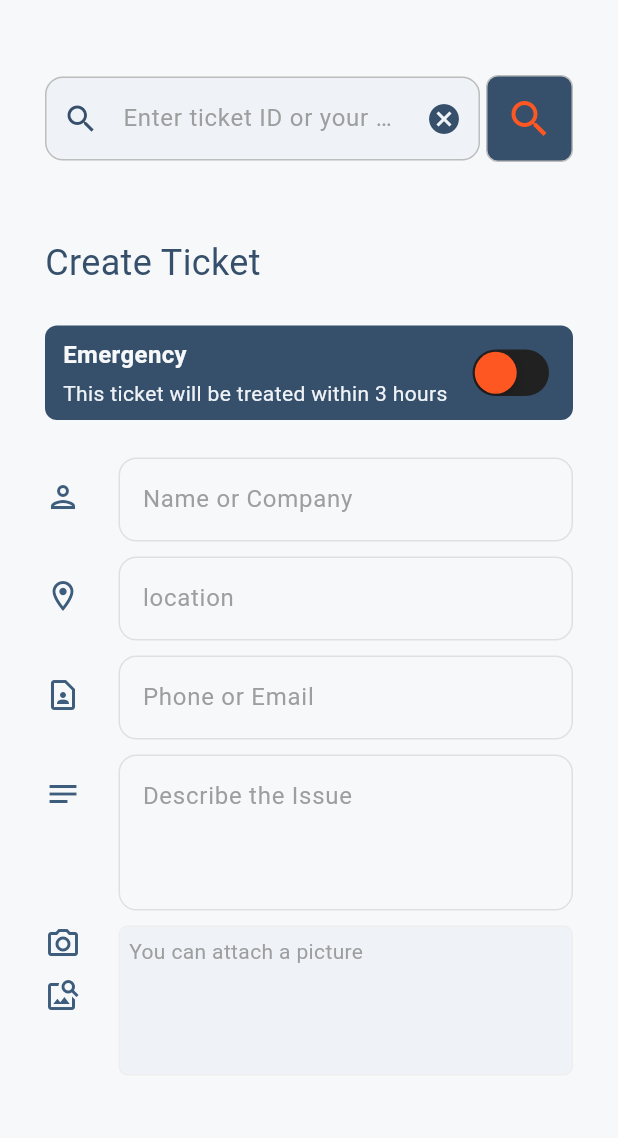
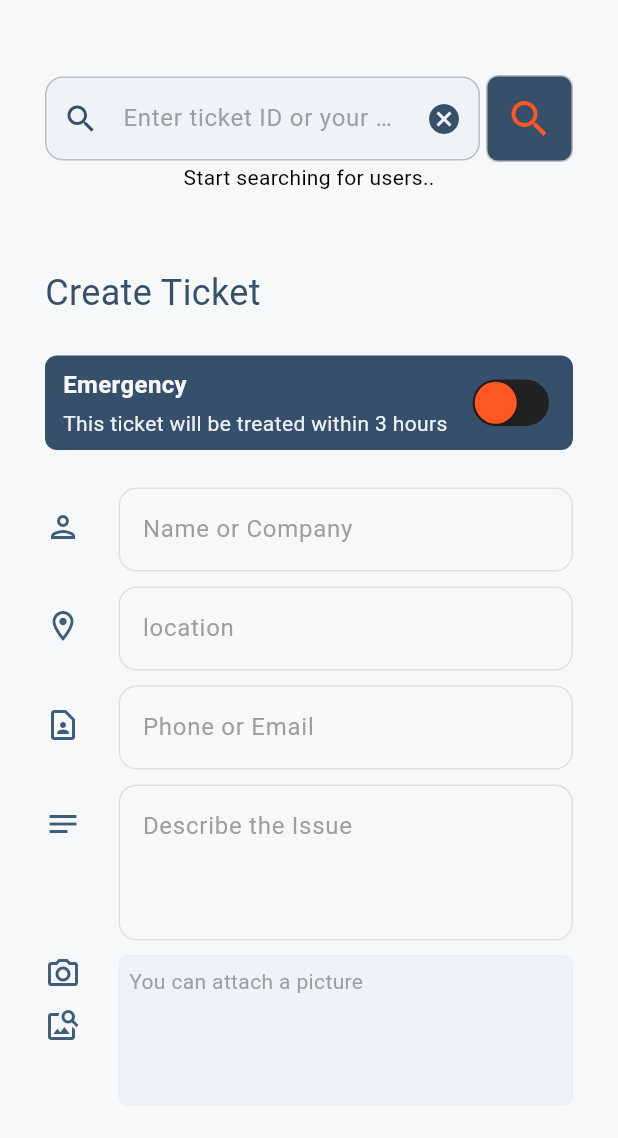
Before and after one commit to Antoine-Ringnyu/techshop, a Flutter app: the screen it shows after launch, on a phone screen of 412 x 824 dp, the part 84-1222 px from its top. Run offline on Flutter 3.47's test engine with Material 3 defaults, Android fonts, the light colour scheme and no system bars; our stand-ins replace flutter_bloc, image_picker, supabase_flutter; accounts and stored records are empty.

Commit message:
the ticket seach feature is working still have to work on the layout

```diff
--- /dev/null
+++ b/lib/app.dart
@@ -0,0 +1,25 @@
+import 'package:flutter/material.dart';
+import 'package:flutter_bloc/flutter_bloc.dart';
+import 'package:techrx/features/auth/data/auth_gate.dart';
+import 'package:techrx/features/searchTickets/data/supabase_search_repo.dart';
+import 'package:techrx/features/searchTickets/presentation/cubit/search_cubit.dart';
+import 'package:techrx/themes/light_mode.dart';
+
+class MyApp extends StatelessWidget {
+  //search repo
+  final supabaseSearchRepo = SupabaseSearchRepo();
+  MyApp({super.key});
+
+  @override
+  Widget build(BuildContext context) {
+    return BlocProvider<SearchCubit>(
+      create: (context) => SearchCubit(searchRepo: supabaseSearchRepo),
+      child: MaterialApp(
+        debugShowCheckedModeBanner: false,
+        theme: lightMode,
+        title: 'TechRx',
+        home: const AuthGate(),
+      ),
+    );
+  }
+}
--- a/lib/features/Welcome/presentation/pages/welcome_page.dart
+++ b/lib/features/Welcome/presentation/pages/welcome_page.dart
@@ -1,6 +1,7 @@
 import 'package:flutter/material.dart';
 import 'package:techrx/features/Welcome/presentation/components/sample_tickets.dart';
 import 'package:techrx/features/auth/presentation/pages/auth_page.dart';
+import 'package:techrx/features/home/presentation/components/my_drawer.dart';
 import 'package:techrx/features/searchTickets/presentation/components/search_tickets.dart';
 import 'package:techrx/features/ticket/presentation/pages/create_ticket.dart';
 
@@ -54,7 +55,7 @@ class _WelcomePageState extends State<WelcomePage> {
         ),
 
         //DRAWER
-        drawer: const Drawer(),
+        drawer: MyDrawer(),
 
         //BODY
         body: ListView(children: [
@@ -81,7 +82,7 @@ class _WelcomePageState extends State<WelcomePage> {
             child: SampleTickets(),
           ),
           Container(
-            padding: EdgeInsets.all(50),
+            padding: const EdgeInsets.all(50),
             color: Theme.of(context).colorScheme.secondary,
           )
         ]),
--- /dev/null
+++ b/lib/features/searchTickets/data/supabase_search_repo.dart
@@ -0,0 +1,24 @@
+import 'package:techrx/features/searchTickets/domain/search_repo.dart';
+import 'package:techrx/features/ticket/domain/entities/ticket.dart';
+import 'package:supabase_flutter/supabase_flutter.dart'; // Import Supabase package
+
+class SupabaseSearchRepo implements SearchRepo {
+  final SupabaseClient supabase = Supabase.instance.client;
+
+  @override
+  Future<List<Ticket?>> searchTickets(String query) async {
+    try {
+      // Perform case-insensitive search on 'name' and 'contact' fields
+      final response =
+          await supabase.from('tickets').select().eq('contact', query);
+          // .ilike('contact', '%$query%');
+
+      // Map the response data to Ticket objects
+      return List<Ticket>.from(
+        response.map((item) => Ticket.fromMap(item)),
+      );
+    } catch (e) {
+      throw Exception('Error searching tickets: $e');
+    }
+  }
+}
--- /dev/null
+++ b/lib/features/searchTickets/domain/search_repo.dart
@@ -0,0 +1,5 @@
+import 'package:techrx/features/ticket/domain/entities/ticket.dart';
+
+abstract class SearchRepo {
+  Future<List<Ticket?>> searchTickets(String query);
+}
--- a/lib/features/searchTickets/presentation/components/search_tickets.dart
+++ b/lib/features/searchTickets/presentation/components/search_tickets.dart
@@ -1,4 +1,8 @@
 import 'package:flutter/material.dart';
+import 'package:flutter_bloc/flutter_bloc.dart';
+import 'package:techrx/features/searchTickets/presentation/components/ticket_tile.dart';
+import 'package:techrx/features/searchTickets/presentation/cubit/search_cubit.dart';
+import 'package:techrx/features/searchTickets/presentation/cubit/search_state.dart';
 
 class SearchTickets extends StatefulWidget {
   const SearchTickets({super.key});
@@ -8,16 +12,41 @@ class SearchTickets extends StatefulWidget {
 }
 
 class _SearchTicketsState extends State<SearchTickets> {
+  //get the search cubit
+  late final searchCubit = context.read<SearchCubit>();
+
   //controller
-  TextEditingController _controller = TextEditingController();
+  final TextEditingController searchController = TextEditingController();
+
+
+  void onSearchChanged() {
+    final query = searchController.text;
+    searchCubit.searchTickets(query);
+  }
+
+  @override
+  void initState() {
+    super.initState();
+     searchController.addListener(onSearchChanged);
+  }
+
+  @override
+  void dispose() {
+    searchController.dispose();
+    super.dispose();
+  }
+
 
   @override
   Widget build(BuildContext context) {
-    return Row(
+    return ListView(
+      shrinkWrap: true,
+      children: [
+        Row(
           children: [
             Expanded(
               child: TextField(
-            controller: _controller,
+                controller: searchController,
                 decoration: InputDecoration(
                   enabledBorder: OutlineInputBorder(
                     borderSide: BorderSide(color: Colors.grey[400]!),
@@ -38,7 +67,7 @@ class _SearchTicketsState extends State<SearchTickets> {
                   suffixIcon: IconButton(
                     onPressed: () {
                       setState(() {
-                    _controller.clear();
+                        searchController.clear();
                       });
                     },
                     icon: Icon(
@@ -49,8 +78,8 @@ class _SearchTicketsState extends State<SearchTickets> {
 
                   //border when selected
                   focusedBorder: OutlineInputBorder(
-                borderSide:
-                    BorderSide(color: Theme.of(context).colorScheme.tertiary),
+                    borderSide: BorderSide(
+                        color: Theme.of(context).colorScheme.tertiary),
                     borderRadius: BorderRadius.circular(12),
                   ),
                 ),
@@ -75,7 +104,57 @@ class _SearchTicketsState extends State<SearchTickets> {
                   size: 32,
                 ),
                 color: Theme.of(context).colorScheme.tertiary,
-            onPressed: () {},
+                onPressed: onSearchChanged,
+              ),
+            )
+          ],
+        ),
+
+        //the search body
+        SizedBox(
+          child: BlocBuilder<SearchCubit, SearchState>(
+            builder: (context, state) {
+              //loaded
+              if (state is SearchLoaded) {
+                //no users..
+                if (state.tickets.isEmpty) {
+                  return const Center(
+                    child: Text("No tickets found"),
+                  );
+                }
+                //users...
+                return SizedBox(
+                  height: 200,
+                  child: ListView.builder(
+                    shrinkWrap: true,
+                    itemCount: state.tickets.length,
+                    itemBuilder: (context, index) {
+                      final ticket = state.tickets[index];
+                      return TicketTile(ticket: ticket! );
+                    },
+                  ),
+                );
+              }
+
+              //loading
+              else if (state is SearchLoading) {
+                return const Center(
+                  child: CircularProgressIndicator(),
+                );
+              }
+
+              //erroe
+              else if (state is SearchError) {
+                return Center(
+                  child: Text(state.message),
+                );
+              }
+
+              //default
+              return const Center(
+                child: Text("Start searching for users.."),
+              );
+            },
           ),
         )
       ],
--- /dev/null
+++ b/lib/features/searchTickets/presentation/cubit/search_cubit.dart
@@ -0,0 +1,23 @@
+import 'package:flutter_bloc/flutter_bloc.dart';
+import 'package:techrx/features/searchTickets/domain/search_repo.dart';
+import 'package:techrx/features/searchTickets/presentation/cubit/search_state.dart';
+
+class SearchCubit extends Cubit<SearchState> {
+  final SearchRepo searchRepo;
+  SearchCubit({required this.searchRepo}) : super(SearchInitial());
+
+  Future<void> searchTickets(String query) async {
+    if (query.isEmpty) {
+      emit(SearchInitial());
+      return;
+    }
+
+    try {
+      emit(SearchLoading());
+      final tickets = await searchRepo.searchTickets(query);
+      emit(SearchLoaded(tickets));
+    } catch (e) {
+      emit(SearchError("Error fetching search results"));
+    }
+  }
+}
--- /dev/null
+++ b/lib/features/searchTickets/presentation/cubit/search_state.dart
@@ -0,0 +1,19 @@
+import 'package:techrx/features/ticket/domain/entities/ticket.dart';
+
+abstract class SearchState {}
+
+class SearchInitial extends SearchState {}
+
+class SearchLoading extends SearchState {}
+
+class SearchLoaded extends SearchState {
+  final List<Ticket?> tickets;
+
+  SearchLoaded(this.tickets);
+}
+
+class SearchError extends SearchState {
+  final String message;
+
+  SearchError(this.message);
+}
--- a/lib/main.dart
+++ b/lib/main.dart
@@ -1,7 +1,6 @@
 import 'package:flutter/material.dart';
 import 'package:supabase_flutter/supabase_flutter.dart';
-import 'package:techrx/features/auth/data/auth_gate.dart';
-import 'package:techrx/themes/light_mode.dart';
+import 'package:techrx/app.dart';
 
 Future<void> main() async {
   WidgetsFlutterBinding.ensureInitialized();
@@ -11,19 +10,5 @@ Future<void> main() async {
     anonKey:
         'eyJhbGciOiJIUzI1NiIsInR5cCI6IkpXVCJ9.eyJpc3MiOiJzdXBhYmFzZSIsInJlZiI6InVtZ3p6cG5xdWplbGFvdXJvaGlwIiwicm9sZSI6ImFub24iLCJpYXQiOjE3MzI4NzY4NDAsImV4cCI6MjA0ODQ1Mjg0MH0.7kYTHmhN6xuFhcuuWSQtxoaQ30xQc89malpIoQT9HFU',
   );
-  runApp(const MyApp());
+  runApp(MyApp());
 }
-
-class MyApp extends StatelessWidget {
-  const MyApp({super.key});
-
-  @override
-  Widget build(BuildContext context) {
-    return MaterialApp(
-      debugShowCheckedModeBanner: false,
-      theme: lightMode,
-      title: 'TechRx',
-      home: const AuthGate(),
-    );
-  }
-}
--- a/pubspec.yaml
+++ b/pubspec.yaml
@@ -38,6 +38,7 @@ dependencies:
   supabase_flutter: ^2.8.1
   image_picker: ^1.1.2
   file_picker: ^8.1.6
+  flutter_bloc: ^8.1.6
 
 dev_dependencies:
   flutter_test:
```
Also changed, not shown: lib/features/home/presentation/components/my_drawer.dart (+18 -7 lines), lib/features/searchTickets/presentation/components/ticket_tile.dart (added, +16 -0 lines), lib/features/searchTickets/presentation/pages/search_page.dart (added, +116 -0 lines), pubspec.lock, 1 other file. Lines whose indentation alone changed are shown as unchanged.
